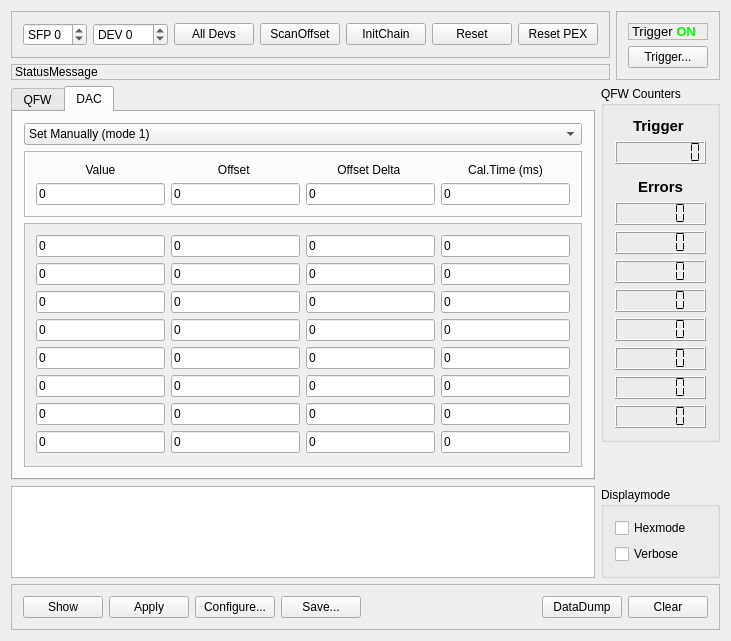
The window that mbspex/gui/qt/poland/PolandGui.ui (gsi-ee/drivers) describes before a commit, drawn with Qt 5.
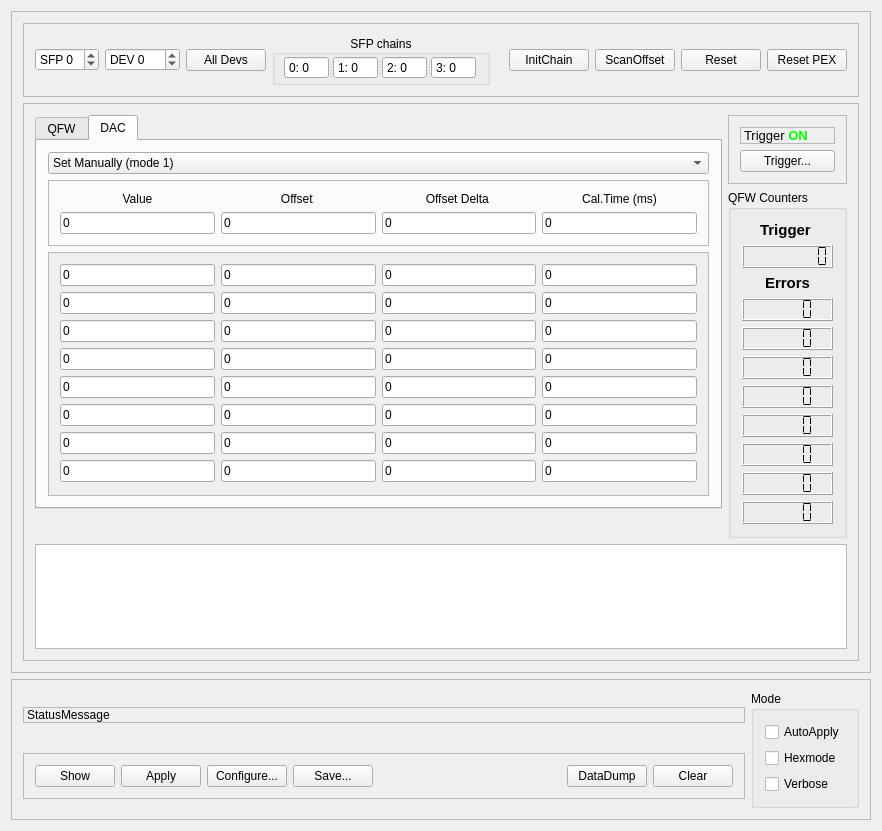
The same window after the commit. The open tabs and pages were chosen to show the change.

Commit message: mbspex poland gui: reorganization of code. Added broadcast functions as invented for febex and apfel Added makefile with linkage to mbspex lib instead gosipcmd shell invokation. Rearrangement of widgets, now we have scrollviews. Added autoapply feature (set register on each return or change)

Diff of the .ui file:
```diff
--- a/mbspex/gui/qt/poland/PolandGui.ui
+++ b/mbspex/gui/qt/poland/PolandGui.ui
@@ -6,16 +6,29 @@
    <rect>
     <x>0</x>
     <y>0</y>
-    <width>724</width>
-    <height>641</height>
+    <width>882</width>
+    <height>831</height>
    </rect>
   </property>
   <property name="windowTitle">
    <string>POLAND GUI</string>
   </property>
-  <layout class="QGridLayout" name="gridLayout_4">
-   <item row="0" column="0" colspan="2">
-    <layout class="QGridLayout" name="gridLayout_2">
+  <layout class="QGridLayout" name="gridLayout_11">
+   <item row="0" column="0">
+    <widget class="QScrollArea" name="Main_scrollArea">
+     <property name="widgetResizable">
+      <bool>true</bool>
+     </property>
+     <widget class="QWidget" name="scrollAreaWidgetContents_4">
+      <property name="geometry">
+       <rect>
+        <x>0</x>
+        <y>0</y>
+        <width>860</width>
+        <height>676</height>
+       </rect>
+      </property>
+      <layout class="QGridLayout" name="gridLayout_12">
      <item row="0" column="0">
       <widget class="QFrame" name="configureframe">
        <property name="sizePolicy">
@@ -30,30 +43,31 @@
        <property name="frameShadow">
         <enum>QFrame::Raised</enum>
        </property>
-       <layout class="QHBoxLayout" name="horizontalLayout">
-        <item>
-         <widget class="QSpinBox" name="SFPspinBox">
+         <layout class="QGridLayout" name="gridLayout_3">
+          <item row="0" column="7">
+           <widget class="QPushButton" name="ResetSlaveButton">
           <property name="toolTip">
-           <string>&lt;html&gt;&lt;head/&gt;&lt;body&gt;&lt;p&gt;Number of sfp chain. -1 for broadcast to all chains&lt;/p&gt;&lt;/body&gt;&lt;/html&gt;</string>
-          </property>
-          <property name="suffix">
-           <string/>
-          </property>
-          <property name="prefix">
-           <string>SFP </string>
-          </property>
-          <property name="minimum">
-           <number>-1</number>
-          </property>
-          <property name="maximum">
-           <number>3</number>
-          </property>
-          <property name="value">
-           <number>0</number>
+             <string>&lt;html&gt;&lt;head/&gt;&lt;body&gt;&lt;p&gt;Reset logic on chosen POLAND device&lt;/p&gt;&lt;/body&gt;&lt;/html&gt;</string>
+            </property>
+            <property name="text">
+             <string>Reset</string>
           </property>
          </widget>
         </item>
-        <item>
+          <item row="0" column="4">
+           <spacer name="horizontalSpacer_2">
+            <property name="orientation">
+             <enum>Qt::Horizontal</enum>
+            </property>
+            <property name="sizeHint" stdset="0">
+             <size>
+              <width>378</width>
+              <height>20</height>
+             </size>
+            </property>
+           </spacer>
+          </item>
+          <item row="0" column="1">
          <widget class="QSpinBox" name="SlavespinBox">
           <property name="toolTip">
            <string>&lt;html&gt;&lt;head/&gt;&lt;body&gt;&lt;p&gt;Number of device at sfp chain. -1 for broadcast setting.&lt;/p&gt;&lt;/body&gt;&lt;/html&gt;</string>
@@ -75,7 +89,27 @@
           </property>
          </widget>
         </item>
-        <item>
+          <item row="0" column="5">
+           <widget class="QPushButton" name="InitChainButton">
+            <property name="toolTip">
+             <string>&lt;html&gt;&lt;head/&gt;&lt;body&gt;&lt;p&gt;Initialize chain of slaves at SFP as set in spinbox&lt;/p&gt;&lt;/body&gt;&lt;/html&gt;</string>
+            </property>
+            <property name="text">
+             <string>InitChain</string>
+            </property>
+           </widget>
+          </item>
+          <item row="0" column="8">
+           <widget class="QPushButton" name="ResetBoardButton">
+            <property name="toolTip">
+             <string>Reset sfp engine on pex board</string>
+            </property>
+            <property name="text">
+             <string>Reset PEX</string>
+            </property>
+           </widget>
+          </item>
+          <item row="0" column="2">
          <widget class="QPushButton" name="BroadcastButton">
           <property name="toolTip">
            <string>Set to broadcast mode</string>
@@ -97,20 +131,134 @@
           </property>
          </widget>
         </item>
-        <item>
-         <spacer name="horizontalSpacer_2">
+          <item row="0" column="3">
+           <widget class="QGroupBox" name="groupBox">
+            <property name="title">
+             <string>SFP chains</string>
+            </property>
+            <property name="alignment">
+             <set>Qt::AlignCenter</set>
+            </property>
+            <property name="flat">
+             <bool>false</bool>
+            </property>
+            <property name="checkable">
+             <bool>false</bool>
+            </property>
+            <layout class="QGridLayout" name="gridLayout_10">
+             <property name="leftMargin">
+              <number>9</number>
+             </property>
+             <property name="topMargin">
+              <number>1</number>
+             </property>
+             <property name="bottomMargin">
+              <number>3</number>
+             </property>
+             <item row="0" column="0">
+              <widget class="QSplitter" name="splitter">
           <property name="orientation">
            <enum>Qt::Horizontal</enum>
           </property>
-          <property name="sizeHint" stdset="0">
-           <size>
-            <width>378</width>
-            <height>20</height>
-           </size>
-          </property>
-         </spacer>
-        </item>
-        <item>
+               <widget class="QSpinBox" name="Chain0_Box">
+                <property name="toolTip">
+                 <string>Number of initialized devices at SFP 0 chain </string>
+                </property>
+                <property name="readOnly">
+                 <bool>true</bool>
+                </property>
+                <property name="buttonSymbols">
+                 <enum>QAbstractSpinBox::NoButtons</enum>
+                </property>
+                <property name="prefix">
+                 <string>0: </string>
+                </property>
+                <property name="maximum">
+                 <number>255</number>
+                </property>
+               </widget>
+               <widget class="QSpinBox" name="Chain1_Box">
+                <property name="toolTip">
+                 <string>Number of initialized devices at SFP 1 chain </string>
+                </property>
+                <property name="readOnly">
+                 <bool>true</bool>
+                </property>
+                <property name="buttonSymbols">
+                 <enum>QAbstractSpinBox::NoButtons</enum>
+                </property>
+                <property name="prefix">
+                 <string>1: </string>
+                </property>
+                <property name="maximum">
+                 <number>255</number>
+                </property>
+                <property name="value">
+                 <number>0</number>
+                </property>
+               </widget>
+               <widget class="QSpinBox" name="Chain2_Box">
+                <property name="toolTip">
+                 <string>Number of initialized devices at SFP 2 chain </string>
+                </property>
+                <property name="readOnly">
+                 <bool>true</bool>
+                </property>
+                <property name="buttonSymbols">
+                 <enum>QAbstractSpinBox::NoButtons</enum>
+                </property>
+                <property name="prefix">
+                 <string>2: </string>
+                </property>
+                <property name="maximum">
+                 <number>255</number>
+                </property>
+               </widget>
+               <widget class="QSpinBox" name="Chain3_Box">
+                <property name="toolTip">
+                 <string>Number of initialized devices at SFP 3 chain </string>
+                </property>
+                <property name="readOnly">
+                 <bool>true</bool>
+                </property>
+                <property name="buttonSymbols">
+                 <enum>QAbstractSpinBox::NoButtons</enum>
+                </property>
+                <property name="prefix">
+                 <string>3: </string>
+                </property>
+                <property name="maximum">
+                 <number>255</number>
+                </property>
+               </widget>
+              </widget>
+             </item>
+            </layout>
+           </widget>
+          </item>
+          <item row="0" column="0">
+           <widget class="QSpinBox" name="SFPspinBox">
+            <property name="toolTip">
+             <string>&lt;html&gt;&lt;head/&gt;&lt;body&gt;&lt;p&gt;Number of sfp chain. -1 for broadcast to all chains&lt;/p&gt;&lt;/body&gt;&lt;/html&gt;</string>
+            </property>
+            <property name="suffix">
+             <string/>
+            </property>
+            <property name="prefix">
+             <string>SFP </string>
+            </property>
+            <property name="minimum">
+             <number>-1</number>
+            </property>
+            <property name="maximum">
+             <number>3</number>
+            </property>
+            <property name="value">
+             <number>0</number>
+            </property>
+           </widget>
+          </item>
+          <item row="0" column="6">
          <widget class="QPushButton" name="OffsetButton">
           <property name="toolTip">
            <string>&lt;html&gt;&lt;head/&gt;&lt;body&gt;&lt;p&gt;Trigger offset measurement at channel SFP and slave DEV as set in spinbox&lt;/p&gt;&lt;/body&gt;&lt;/html&gt;</string>
@@ -120,36 +268,6 @@
           </property>
          </widget>
         </item>
-        <item>
-         <widget class="QPushButton" name="InitChainButton">
-          <property name="toolTip">
-           <string>&lt;html&gt;&lt;head/&gt;&lt;body&gt;&lt;p&gt;Initialize chain of slaves at SFP as set in spinbox&lt;/p&gt;&lt;/body&gt;&lt;/html&gt;</string>
-          </property>
-          <property name="text">
-           <string>InitChain</string>
-          </property>
-         </widget>
-        </item>
-        <item>
-         <widget class="QPushButton" name="ResetSlaveButton">
-          <property name="toolTip">
-           <string>&lt;html&gt;&lt;head/&gt;&lt;body&gt;&lt;p&gt;Reset logic on chosen POLAND device&lt;/p&gt;&lt;/body&gt;&lt;/html&gt;</string>
-          </property>
-          <property name="text">
-           <string>Reset</string>
-          </property>
-         </widget>
-        </item>
-        <item>
-         <widget class="QPushButton" name="ResetBoardButton">
-          <property name="toolTip">
-           <string>Reset sfp engine on pex board</string>
-          </property>
-          <property name="text">
-           <string>Reset PEX</string>
-          </property>
-         </widget>
-        </item>
        </layout>
        <zorder>SFPspinBox</zorder>
        <zorder>SlavespinBox</zorder>
@@ -159,92 +277,26 @@
        <zorder>OffsetButton</zorder>
        <zorder>ResetSlaveButton</zorder>
        <zorder>ResetBoardButton</zorder>
-      </widget>
-     </item>
-     <item row="0" column="1" rowspan="2">
-      <widget class="QFrame" name="triggerframe">
-       <property name="sizePolicy">
-        <sizepolicy hsizetype="Preferred" vsizetype="Fixed">
-         <horstretch>0</horstretch>
-         <verstretch>0</verstretch>
-        </sizepolicy>
-       </property>
-       <property name="frameShape">
-        <enum>QFrame::StyledPanel</enum>
-       </property>
-       <property name="frameShadow">
-        <enum>QFrame::Raised</enum>
-       </property>
-       <layout class="QVBoxLayout" name="verticalLayout_4">
-        <item>
-         <widget class="QLabel" name="TriggerLabel">
-          <property name="sizePolicy">
-           <sizepolicy hsizetype="Preferred" vsizetype="Fixed">
-            <horstretch>0</horstretch>
-            <verstretch>0</verstretch>
-           </sizepolicy>
-          </property>
-          <property name="font">
-           <font>
-            <pointsize>10</pointsize>
-            <weight>50</weight>
-            <bold>false</bold>
-           </font>
-          </property>
-          <property name="toolTip">
-           <string>&lt;html&gt;&lt;head/&gt;&lt;body&gt;&lt;p&gt;Status of frontend trigger acceptance&lt;/p&gt;&lt;/body&gt;&lt;/html&gt;</string>
-          </property>
-          <property name="locale">
-           <locale language="English" country="UnitedStates"/>
-          </property>
-          <property name="frameShape">
-           <enum>QFrame::StyledPanel</enum>
-          </property>
-          <property name="text">
-           <string>&lt;html&gt;&lt;head/&gt;&lt;body&gt;&lt;p&gt;Trigger &lt;span style=&quot; font-weight:600; color:#00ff00;&quot;&gt;ON &lt;/span&gt;&lt;/p&gt;&lt;/body&gt;&lt;/html&gt;</string>
-          </property>
-         </widget>
-        </item>
-        <item>
-         <widget class="QPushButton" name="TriggerButton">
-          <property name="toolTip">
-           <string>&lt;html&gt;&lt;head/&gt;&lt;body&gt;&lt;p&gt;Enable/Disable trigger acceptance of all frontends&lt;/p&gt;&lt;/body&gt;&lt;/html&gt;</string>
-          </property>
-          <property name="text">
-           <string>Trigger...</string>
-          </property>
-         </widget>
-        </item>
-       </layout>
-      </widget>
-     </item>
+         <zorder>groupBox</zorder>
+         <zorder>OffsetButton</zorder>
+        </widget>
+       </item>
      <item row="1" column="0">
-      <widget class="QLabel" name="StatusLabel">
-       <property name="sizePolicy">
-        <sizepolicy hsizetype="Preferred" vsizetype="Fixed">
-         <horstretch>0</horstretch>
-         <verstretch>0</verstretch>
-        </sizepolicy>
-       </property>
-       <property name="toolTip">
-        <string>&lt;html&gt;&lt;head/&gt;&lt;body&gt;&lt;p&gt;Currently shown device and last refresh time&lt;/p&gt;&lt;/body&gt;&lt;/html&gt;</string>
-       </property>
-       <property name="locale">
-        <locale language="English" country="UnitedStates"/>
-       </property>
-       <property name="frameShape">
-        <enum>QFrame::StyledPanel</enum>
-       </property>
-       <property name="text">
-        <string>StatusMessage</string>
-       </property>
-      </widget>
-     </item>
-    </layout>
-   </item>
-   <item row="1" column="0">
-    <layout class="QVBoxLayout" name="verticalLayout_10">
-     <item>
+        <widget class="QScrollArea" name="Settings_scrollArea">
+         <property name="widgetResizable">
+          <bool>true</bool>
+         </property>
+         <widget class="QWidget" name="scrollAreaWidgetContents_3">
+          <property name="geometry">
+           <rect>
+            <x>0</x>
+            <y>0</y>
+            <width>838</width>
+            <height>584</height>
+           </rect>
+          </property>
+          <layout class="QGridLayout" name="gridLayout_2">
+           <item row="0" column="0">
       <widget class="QTabWidget" name="QFW_DAC_tabWidget">
        <property name="sizePolicy">
         <sizepolicy hsizetype="Expanding" vsizetype="Fixed">
@@ -617,8 +669,8 @@
              <rect>
               <x>0</x>
               <y>0</y>
-              <width>555</width>
-              <height>241</height>
+                    <width>671</width>
+                    <height>238</height>
              </rect>
             </property>
             <layout class="QVBoxLayout" name="verticalLayout">
@@ -982,23 +1034,66 @@
        </widget>
       </widget>
      </item>
+           <item row="0" column="1" rowspan="2">
+            <layout class="QVBoxLayout" name="verticalLayout_5">
      <item>
-      <widget class="QPlainTextEdit" name="TextOutput">
+              <widget class="QFrame" name="triggerframe">
+               <property name="sizePolicy">
+                <sizepolicy hsizetype="Preferred" vsizetype="Fixed">
+                 <horstretch>0</horstretch>
+                 <verstretch>0</verstretch>
+                </sizepolicy>
+               </property>
+               <property name="frameShape">
+                <enum>QFrame::StyledPanel</enum>
+               </property>
+               <property name="frameShadow">
+                <enum>QFrame::Raised</enum>
+               </property>
+               <layout class="QVBoxLayout" name="verticalLayout_4">
+                <item>
+                 <widget class="QLabel" name="TriggerLabel">
+                  <property name="sizePolicy">
+                   <sizepolicy hsizetype="Preferred" vsizetype="Fixed">
+                    <horstretch>0</horstretch>
+                    <verstretch>0</verstretch>
+                   </sizepolicy>
+                  </property>
        <property name="font">
         <font>
-         <family>Andale Mono</family>
-        </font>
-       </property>
-       <property name="readOnly">
-        <bool>true</bool>
+                    <pointsize>10</pointsize>
+                    <weight>50</weight>
+                    <bold>false</bold>
+                   </font>
+                  </property>
+                  <property name="toolTip">
+                   <string>&lt;html&gt;&lt;head/&gt;&lt;body&gt;&lt;p&gt;Status of frontend trigger acceptance&lt;/p&gt;&lt;/body&gt;&lt;/html&gt;</string>
+                  </property>
+                  <property name="locale">
+                   <locale language="English" country="UnitedStates"/>
+                  </property>
+                  <property name="frameShape">
+                   <enum>QFrame::StyledPanel</enum>
+                  </property>
+                  <property name="text">
+                   <string>&lt;html&gt;&lt;head/&gt;&lt;body&gt;&lt;p&gt;Trigger &lt;span style=&quot; font-weight:600; color:#00ff00;&quot;&gt;ON &lt;/span&gt;&lt;/p&gt;&lt;/body&gt;&lt;/html&gt;</string>
+                  </property>
+                 </widget>
+                </item>
+                <item>
+                 <widget class="QPushButton" name="TriggerButton">
+                  <property name="toolTip">
+                   <string>&lt;html&gt;&lt;head/&gt;&lt;body&gt;&lt;p&gt;Enable/Disable trigger acceptance of all frontends&lt;/p&gt;&lt;/body&gt;&lt;/html&gt;</string>
+                  </property>
+                  <property name="text">
+                   <string>Trigger...</string>
        </property>
       </widget>
      </item>
     </layout>
-   </item>
-   <item row="1" column="1">
-    <layout class="QGridLayout" name="gridLayout_3">
-     <item row="0" column="0">
+              </widget>
+             </item>
+             <item>
       <widget class="QGroupBox" name="CounterBox">
        <property name="title">
         <string>QFW Counters</string>
@@ -1228,6 +1323,8 @@
        </layout>
       </widget>
      </item>
+            </layout>
+           </item>
      <item row="1" column="0">
       <spacer name="verticalSpacer_3">
        <property name="orientation">
@@ -1236,12 +1333,78 @@
        <property name="sizeHint" stdset="0">
         <size>
          <width>20</width>
-         <height>40</height>
+               <height>39</height>
         </size>
        </property>
       </spacer>
      </item>
-     <item row="2" column="0">
+           <item row="2" column="0" colspan="2">
+            <widget class="QPlainTextEdit" name="TextOutput">
+             <property name="font">
+              <font>
+               <family>Andale Mono</family>
+              </font>
+             </property>
+             <property name="readOnly">
+              <bool>true</bool>
+             </property>
+            </widget>
+           </item>
+          </layout>
+         </widget>
+        </widget>
+       </item>
+      </layout>
+      <zorder>FesaModeBox</zorder>
+      <zorder>Settings_scrollArea</zorder>
+      <zorder>configureframe</zorder>
+     </widget>
+    </widget>
+   </item>
+   <item row="1" column="0">
+    <widget class="QScrollArea" name="ControlButton_scrollArea">
+     <property name="sizePolicy">
+      <sizepolicy hsizetype="Expanding" vsizetype="Maximum">
+       <horstretch>0</horstretch>
+       <verstretch>0</verstretch>
+      </sizepolicy>
+     </property>
+     <property name="widgetResizable">
+      <bool>true</bool>
+     </property>
+     <widget class="QWidget" name="scrollAreaWidgetContents_2">
+      <property name="geometry">
+       <rect>
+        <x>0</x>
+        <y>0</y>
+        <width>860</width>
+        <height>123</height>
+       </rect>
+      </property>
+      <layout class="QGridLayout" name="gridLayout_4">
+       <item row="0" column="0">
+        <widget class="QLabel" name="StatusLabel">
+         <property name="sizePolicy">
+          <sizepolicy hsizetype="Preferred" vsizetype="Fixed">
+           <horstretch>0</horstretch>
+           <verstretch>0</verstretch>
+          </sizepolicy>
+         </property>
+         <property name="toolTip">
+          <string>&lt;html&gt;&lt;head/&gt;&lt;body&gt;&lt;p&gt;Currently shown device and last refresh time&lt;/p&gt;&lt;/body&gt;&lt;/html&gt;</string>
+         </property>
+         <property name="locale">
+          <locale language="English" country="UnitedStates"/>
+         </property>
+         <property name="frameShape">
+          <enum>QFrame::StyledPanel</enum>
+         </property>
+         <property name="text">
+          <string>StatusMessage</string>
+         </property>
+        </widget>
+       </item>
+       <item row="0" column="1" rowspan="2">
       <widget class="QGroupBox" name="ModesgroupBox">
        <property name="sizePolicy">
         <sizepolicy hsizetype="Preferred" vsizetype="Fixed">
@@ -1250,9 +1413,19 @@
         </sizepolicy>
        </property>
        <property name="title">
-        <string>Displaymode</string>
-       </property>
-       <layout class="QVBoxLayout" name="verticalLayout_5">
+          <string>Mode</string>
+         </property>
+         <layout class="QVBoxLayout" name="verticalLayout_9">
+          <item>
+           <widget class="QCheckBox" name="checkBox_AA">
+            <property name="toolTip">
+             <string>&lt;html&gt;&lt;head/&gt;&lt;body&gt;&lt;p&gt;If checked ADC_Baselines will be applyed directly when DAC spinbox is changed &lt;/p&gt;&lt;/body&gt;&lt;/html&gt;</string>
+            </property>
+            <property name="text">
+             <string>AutoApply</string>
+            </property>
+           </widget>
+          </item>
         <item>
          <widget class="QCheckBox" name="HexBox">
           <property name="toolTip">
@@ -1276,9 +1449,7 @@
        </layout>
       </widget>
      </item>
-    </layout>
-   </item>
-   <item row="2" column="0" colspan="2">
+       <item row="1" column="0">
     <widget class="QFrame" name="controlframe">
      <property name="sizePolicy">
       <sizepolicy hsizetype="Preferred" vsizetype="Fixed">
@@ -1371,6 +1542,10 @@
    </item>
   </layout>
  </widget>
+    </widget>
+   </item>
+  </layout>
+ </widget>
  <layoutdefault spacing="6" margin="11"/>
  <tabstops>
   <tabstop>SFPspinBox</tabstop>
```
Left out of the diff: 4 changed lines with no effect on the pictures. Lines whose indentation alone changed are shown as unchanged. The commit also changes 3 other files.
